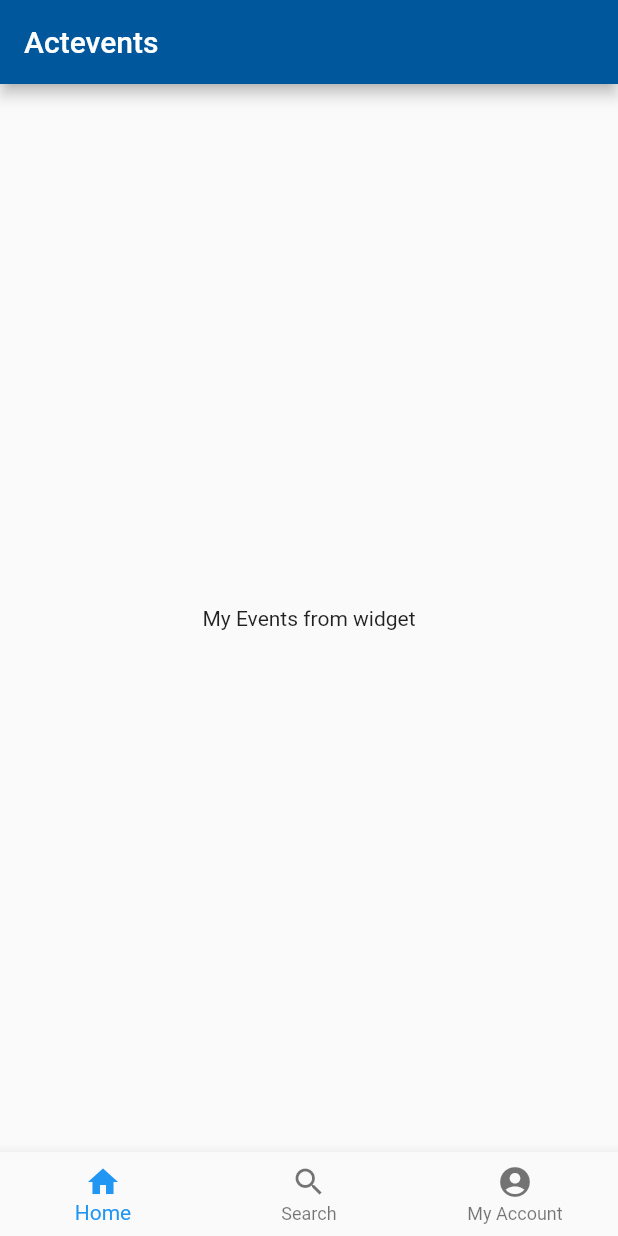
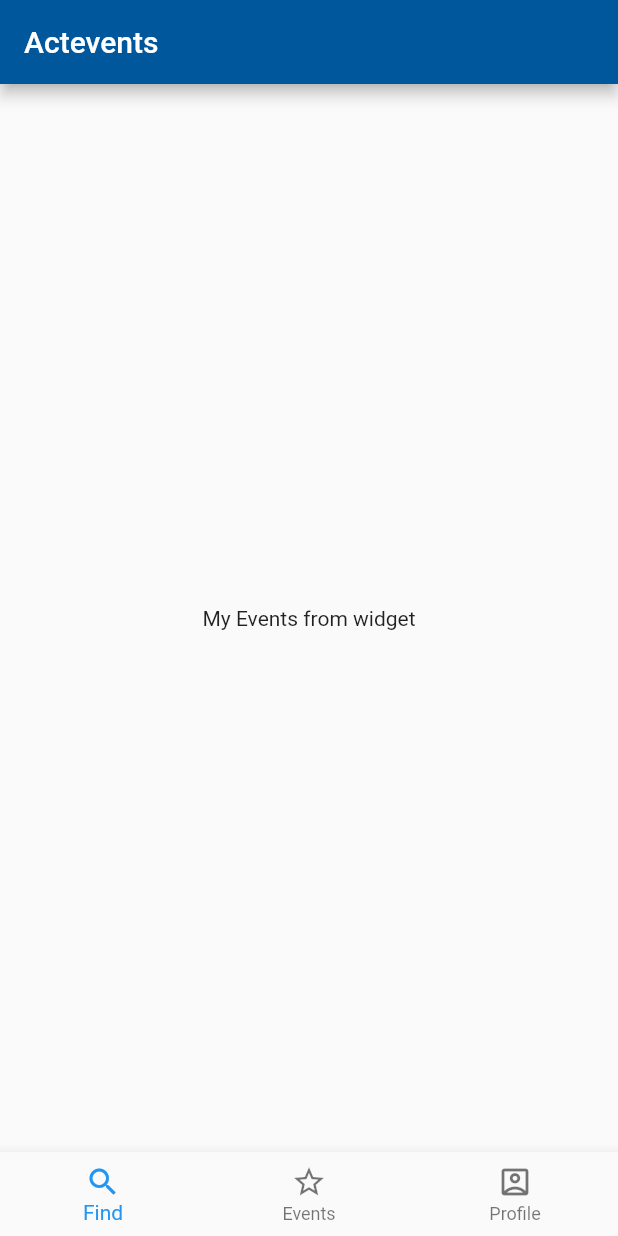
Before and after one commit to actevents/actevents-flutter, a Flutter app: the screen it shows after launch, on a phone screen of 412 x 824 dp. Run offline on Flutter 3.47's test engine with Material 2 defaults, Android fonts, the phone set to English and light mode, and no system bars.

Commit message:
[dev]: changed navigation icons and text

```diff
--- a/actevents/lib/main.dart
+++ b/actevents/lib/main.dart
@@ -33,10 +33,12 @@ class _MyAppState extends State<MyApp> {
         currentIndex: _selectedTabIndex,
         onTap: _changeIndex,
         items: [
-          BottomNavigationBarItem(icon: Icon(Icons.home), label: "Home"),
-          BottomNavigationBarItem(icon: Icon(Icons.search), label: "Search"),
           BottomNavigationBarItem(
-              icon: Icon(Icons.account_circle), label: "My Account"),
+              icon: Icon(Icons.search_outlined), label: "Find"),
+          BottomNavigationBarItem(
+              icon: Icon(Icons.star_border), label: "Events"),
+          BottomNavigationBarItem(
+              icon: Icon(Icons.account_box_outlined), label: "Profile"),
         ],
       ),
     );
```
